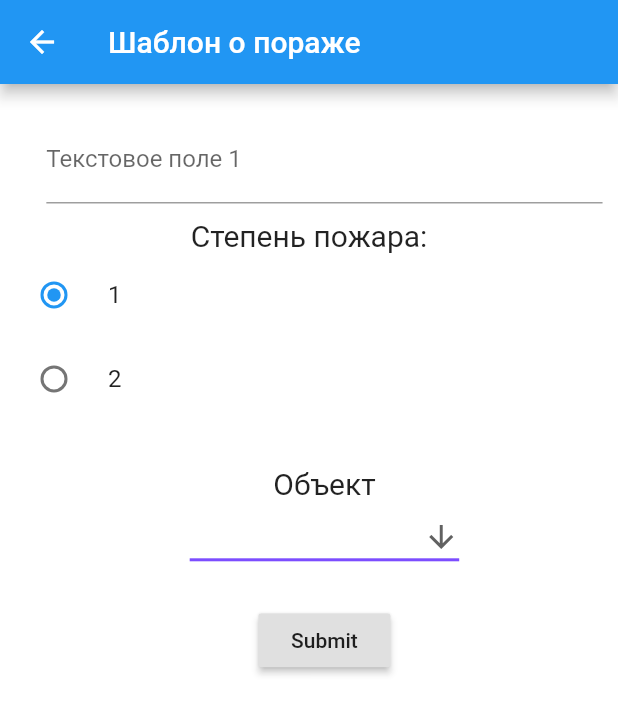
After one commit to CyBep/fastchat, a Flutter app: the Templates screen opened directly, on a phone screen of 412 x 824 dp. The commit adds this screen. Shown: the top 714 px of the screen. Run offline on Flutter 3.47's test engine with Material 2 defaults, Android fonts, the light colour scheme and no system bars; our stand-ins replace firebase_auth, firebase_database; accounts and stored records are empty; network calls fail.

Commit message:
Создал шаблонитизатор. Поправил ошибку с клавиатурой.

```diff
--- /dev/null
+++ b/lib/main_test.dart
@@ -0,0 +1,21 @@
+import 'package:flutter/material.dart';
+
+void main() => runApp(MyApp());
+
+class MyApp extends StatelessWidget {
+  @override
+  Widget build(BuildContext context) {
+    return MaterialApp(
+      title: 'Flutter Demo',
+      theme: ThemeData(
+        primarySwatch: Colors.blue,
+        textSelectionHandleColor: Colors.greenAccent,
+      ),
+      home: Scaffold(
+        body: Center(
+          child: TextFormField(obscureText: true),
+        ),
+      ),
+    );
+  }
+}
--- a/lib/screen/chat_page.dart
+++ b/lib/screen/chat_page.dart
@@ -1,6 +1,7 @@
 import 'dart:async';
 
 import 'package:fastchat_0_2/models/chat.dart';
+import 'package:fastchat_0_2/screen/templates_page.dart';
 import 'package:firebase_database/firebase_database.dart';
 import 'package:flutter/material.dart';
 import 'package:flutter/cupertino.dart';
@@ -119,7 +120,7 @@ class _LetsChatState extends State<LetsChat> {
   }
 
   sendMessage(message) {
-//    if (_textEditingController.text.length > 0) {
+    if (_textEditingController.text.length > 0) {
       _textEditingController.clear();
       Message _message = new Message(
           message: message,
@@ -135,7 +136,7 @@ class _LetsChatState extends State<LetsChat> {
         scrollController.animateTo(scrollController.position.maxScrollExtent,
             duration: Duration(milliseconds: 100), curve: Curves.easeInOut);
       });
-//    }
+    }
   }
 //  Card(
 //  child: TextFormField(
@@ -151,7 +152,6 @@ class _LetsChatState extends State<LetsChat> {
 //  ),
 //  );
   Widget getSendMessageField() {
-    print(_textEditingController);
     return Row(
       key: Key('sendMessageField'),
       children: <Widget>[
@@ -164,8 +164,6 @@ class _LetsChatState extends State<LetsChat> {
                 child: SingleChildScrollView(
                   scrollDirection: Axis.vertical,
                   child: TextFormField(
-                    key: Key('Messeges-TextFormField'),
-//                    autofocus: true,
                     controller: _textEditingController,
                     maxLines: 1,
                     showCursor: true,
@@ -176,7 +174,7 @@ class _LetsChatState extends State<LetsChat> {
                     style: TextStyle(color: Colors.black),
                     onSaved: (String message) {
                       if (message.length != 0) {
-  //                          sendMessage(message);
+                        sendMessage(message);
   //                          _textEditingController.clear();
                       }
                     },
@@ -191,10 +189,22 @@ class _LetsChatState extends State<LetsChat> {
         CupertinoButton(
             padding: EdgeInsets.all(0.0),
             onPressed: () {
+              print("button pressed 2");
+              Navigator.push(
+                context,
+                MaterialPageRoute(builder: (context) => Templates()),
+              );
+            },
+            child: Container(
+              padding: EdgeInsets.all(8.0),
+              child: Icon(Icons.attachment, color: Colors.black26, size: 22.0),
+            )),
+        CupertinoButton(
+            padding: EdgeInsets.all(0.0),
+            onPressed: () {
               print("button pressed");
               print(_textEditingController.text);
-//              sendMessage(_textEditingController.text);
-              sendMessage("Сообщение");
+              sendMessage(_textEditingController.text);
             },
             child: Container(
               padding: EdgeInsets.all(8.0),
@@ -250,7 +260,7 @@ class _TextMessageState extends State<TextMessage> {
         child: selected
             ? Container(color: Colors.blue.withOpacity(0.4), child: child())
             : child(),
-      onLongPress: (){
+        onLongPress: (){
           if(!Session.isSelectMode)
             setState(() {
               Session.isSelectMode = true;
--- a/lib/screen/login_page.dart
+++ b/lib/screen/login_page.dart
@@ -167,7 +167,6 @@ class _PhoneAuthGetPhoneState extends State<PhoneAuthGetPhone> {
       mainAxisSize: MainAxisSize.min,
       children: <Widget>[
 
-        // AppName:
         Text(widget.appName,
             textAlign: TextAlign.center,
             style: TextStyle(
--- /dev/null
+++ b/lib/screen/templates_page.dart
@@ -0,0 +1,184 @@
+
+import 'package:flutter/cupertino.dart';
+import 'package:flutter/material.dart';
+
+class Templates extends StatefulWidget {
+
+  @override
+  _TemplatesState createState() => _TemplatesState();
+}
+
+enum TypeHouse {IndustrialBuilding, House, Apartment}
+
+class _TemplatesState extends State<Templates> {
+
+  final _formKey = GlobalKey<FormState>();
+  double _height, _width, _fixedPadding;
+
+  TextEditingController _textEditingFire = TextEditingController();
+  int _typeFire = 0;
+  TypeHouse _typeHouse;
+
+  @override
+  Widget build(BuildContext context) {
+    _height = MediaQuery.of(context).size.height;
+    _width = MediaQuery.of(context).size.width;
+    _fixedPadding = _height * 0.025;
+    print(_width);
+    return Scaffold(
+      appBar: new AppBar(
+        title: new Text("Шаблон о пораже"),
+        actions: <Widget>[
+        ],
+      ),
+      backgroundColor: Colors.white.withOpacity(0.95),
+      body: Builder(
+        builder: (BuildContext context) {
+          return SafeArea(
+            child: SingleChildScrollView(
+              child: Form(
+                key: _formKey,
+                child: Container(
+//                  width: _width,
+//                  height: _height,
+                  child: Column(
+                    mainAxisSize: MainAxisSize.min,
+                    children: <Widget>[
+                      Padding(
+                          padding: EdgeInsets.only(top: _fixedPadding, left: _fixedPadding),
+                          child: Container(
+                            width: _width-(_fixedPadding*2),
+                            child: _textFormField(_textEditingFire, "Текстовое поле 1"),
+                          )
+                      ),
+                      _typeFireWidget(_typeFire, (int value){
+                        setState(() {
+                          _typeFire = value;
+                        });
+                      }),
+                      Padding(
+                        padding: EdgeInsets.only(top: _fixedPadding, left: _fixedPadding),
+                        child: _typeHouseWidget(_typeHouse, (TypeHouse value) {
+                          setState(() {
+                            _typeHouse = value;
+                          });
+                        }),
+                      ),
+                      Padding(
+                        padding: EdgeInsets.only(top: _fixedPadding, left: _fixedPadding),
+                        child: RaisedButton(
+                          onPressed: () {
+                            // Validate returns true if the form is valid, or false
+                            // otherwise.
+                            if (_formKey.currentState.validate()) {
+                              // If the form is valid, display a Snackbar.
+                              Scaffold.of(context)
+                                  .showSnackBar(SnackBar(content: Text('Processing Data')));
+                            }
+                          },
+                          child: Text('Submit'),
+                        ),
+                      ),
+                    ],
+                  ),
+                ),
+              ),
+            )
+          );
+        },
+      )
+    );
+  }
+
+  static Widget _typeFireWidget(int contoller, onChanged) {
+    return Column(
+      children: <Widget>[
+        Padding(
+            padding: EdgeInsets.only(top: 10.00,),
+          child: Text(
+            'Степень пожара:', style: TextStyle(fontSize: 20.0),
+          ),
+        ),
+        RadioListTile(
+          title: const Text('1'),
+          value: 0,
+          groupValue: contoller,
+          onChanged: onChanged,
+        ),
+        RadioListTile(
+          title: const Text('2'),
+          value: 1,
+          groupValue: contoller,
+          onChanged: onChanged,
+        ),
+      ],
+    );
+  }
+
+  static Widget _typeHouseWidget(TypeHouse contoller, onChanged) {
+    return Column(
+      children: <Widget>[
+        Padding(
+            padding: EdgeInsets.only(top: 10.00,),
+          child: Text(
+            'Объект', style: TextStyle(fontSize: 20.0),
+          ),
+        ),
+        DropdownButton<TypeHouse>(
+          value: contoller,
+          icon: Icon(Icons.arrow_downward),
+          iconSize: 24,
+          elevation: 16,
+          style: TextStyle(
+              color: Colors.deepPurple
+          ),
+          underline: Container(
+            height: 2,
+            color: Colors.deepPurpleAccent,
+          ),
+          items: TypeHouse.values.map((TypeHouse typeHouse) {
+            String nameHouse;
+            switch (typeHouse) {
+              case TypeHouse.IndustrialBuilding:
+                nameHouse = "Промышленное здание";
+                break;
+              case TypeHouse.House:
+                nameHouse = "Частный дом";
+                break;
+              case TypeHouse.Apartment:
+                nameHouse = "Квартира";
+                break;
+            }
+
+            return DropdownMenuItem<TypeHouse>(
+              value: typeHouse,
+              child: Text(nameHouse),
+            );
+          }).toList(),
+          onChanged: onChanged,
+        ),
+      ],
+    );
+  }
+
+  static Widget  _textFormField(
+      TextEditingController _textEditingController, String _labelText) {
+    return TextFormField(
+      decoration: InputDecoration(
+        labelText: _labelText,
+      ),
+      controller: _textEditingController,
+      showCursor: true,
+      cursorColor: Colors.blue,
+      keyboardType: TextInputType.text,
+      cursorWidth: 3.0,
+      style: TextStyle(color: Colors.black),
+//        validator: (value) {
+//          if (value.isEmpty) {
+//            return 'Please enter some text';
+//          }
+//          return null;
+//        },
+    );
+  }
+}
```
Also changed, not shown: pubspec.yaml (+10 -0 lines), assets/launcher/icon.png (added), pubspec.lock, 3 other files.
